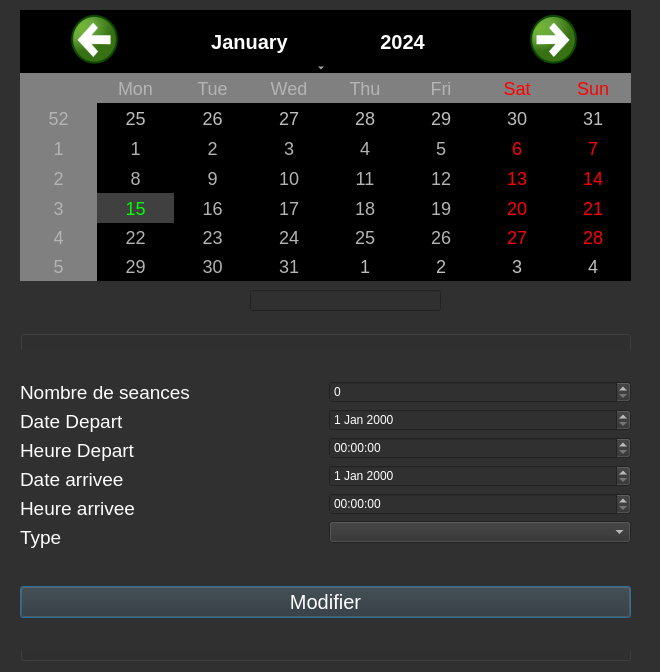
Qt form editseance.ui (CalmettesT/Projet-BTS) before a commit.
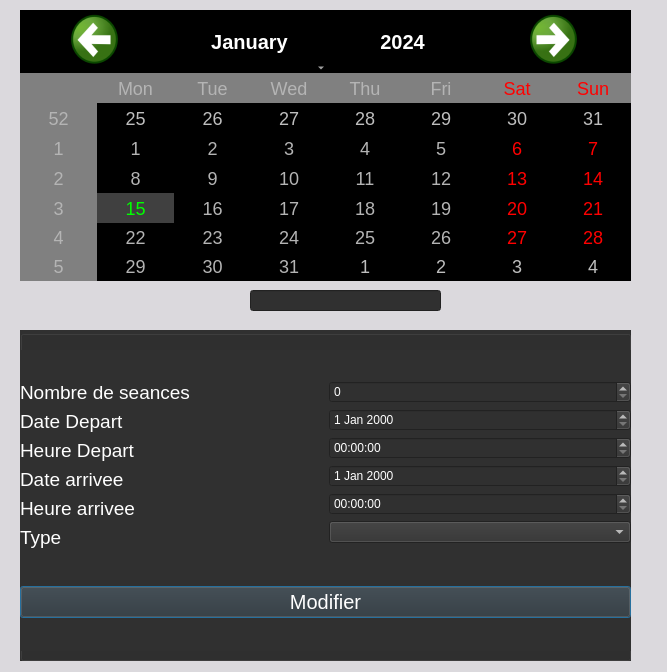
The same form after that commit.

```diff
--- a/editseance.ui
+++ b/editseance.ui
@@ -6,7 +6,7 @@
    <rect>
     <x>0</x>
     <y>0</y>
-    <width>660</width>
+    <width>667</width>
     <height>672</height>
    </rect>
   </property>
@@ -244,6 +244,9 @@
      <height>681</height>
     </rect>
    </property>
+   <property name="styleSheet">
+    <string notr="true">background-color: rgb(219, 217, 221);</string>
+   </property>
    <property name="text">
     <string/>
    </property>
```
